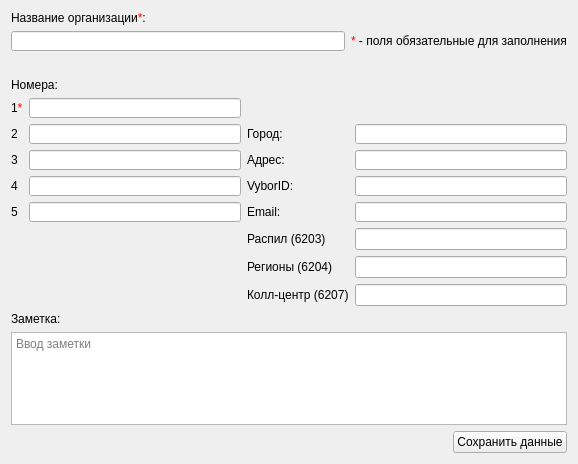
okostynchuk/Outcall, file src/AddOrgContactDialog.ui: the form before one commit.
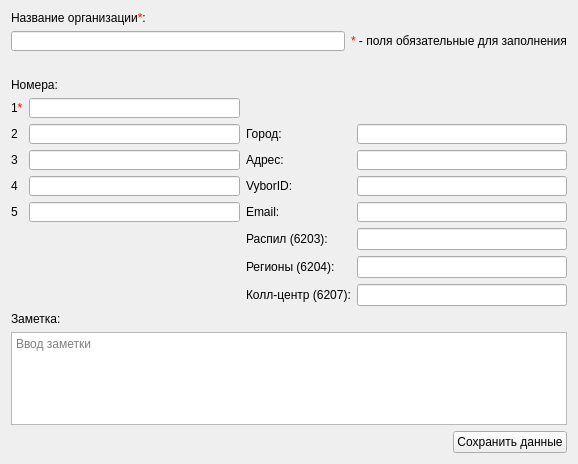
The form after the commit. Icons and pictures are not drawn.

Commit message: deleted useless queries in call history, edited select in contact dialog

What changed in the file:
```diff
--- a/src/AddOrgContactDialog.ui
+++ b/src/AddOrgContactDialog.ui
@@ -333,7 +333,7 @@
      <item row="6" column="2">
       <widget class="QLabel" name="label_2">
        <property name="text">
-        <string>Распил (6203)</string>
+        <string>Распил (6203):</string>
        </property>
       </widget>
      </item>
@@ -343,14 +343,14 @@
      <item row="8" column="2">
       <widget class="QLabel" name="label_20">
        <property name="text">
-        <string>Колл-центр (6207)</string>
+        <string>Колл-центр (6207):</string>
        </property>
       </widget>
      </item>
      <item row="7" column="2">
       <widget class="QLabel" name="label_4">
        <property name="text">
-        <string>Регионы (6204)</string>
+        <string>Регионы (6204):</string>
        </property>
       </widget>
      </item>
```
The commit also changes 8 other files.
